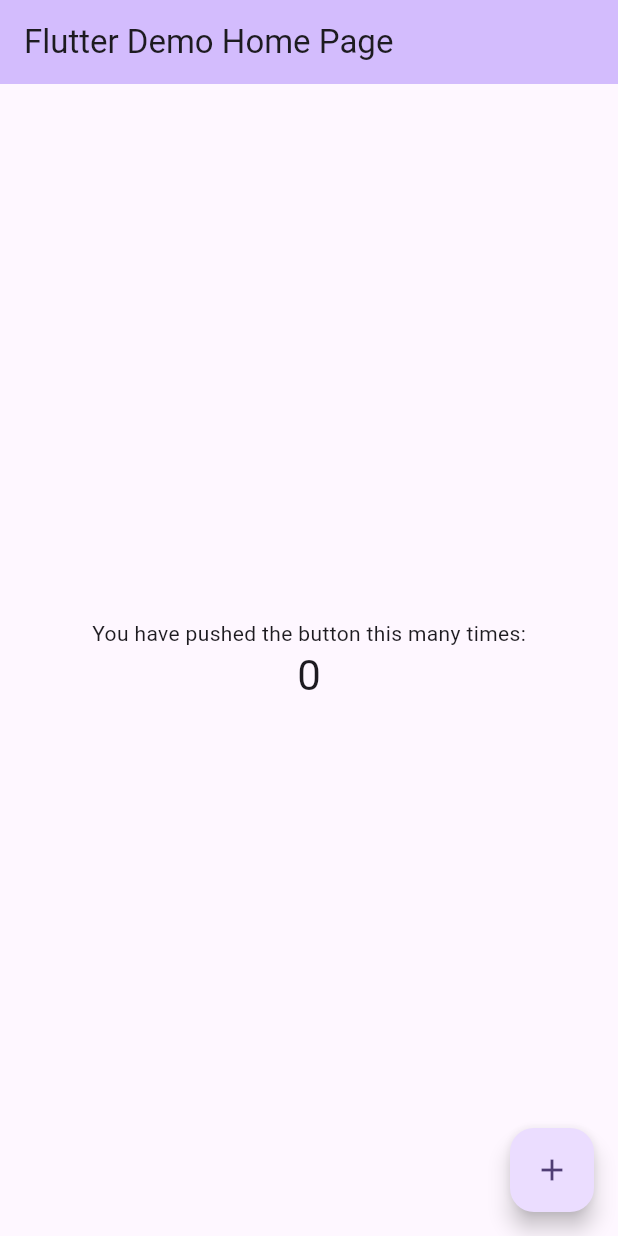
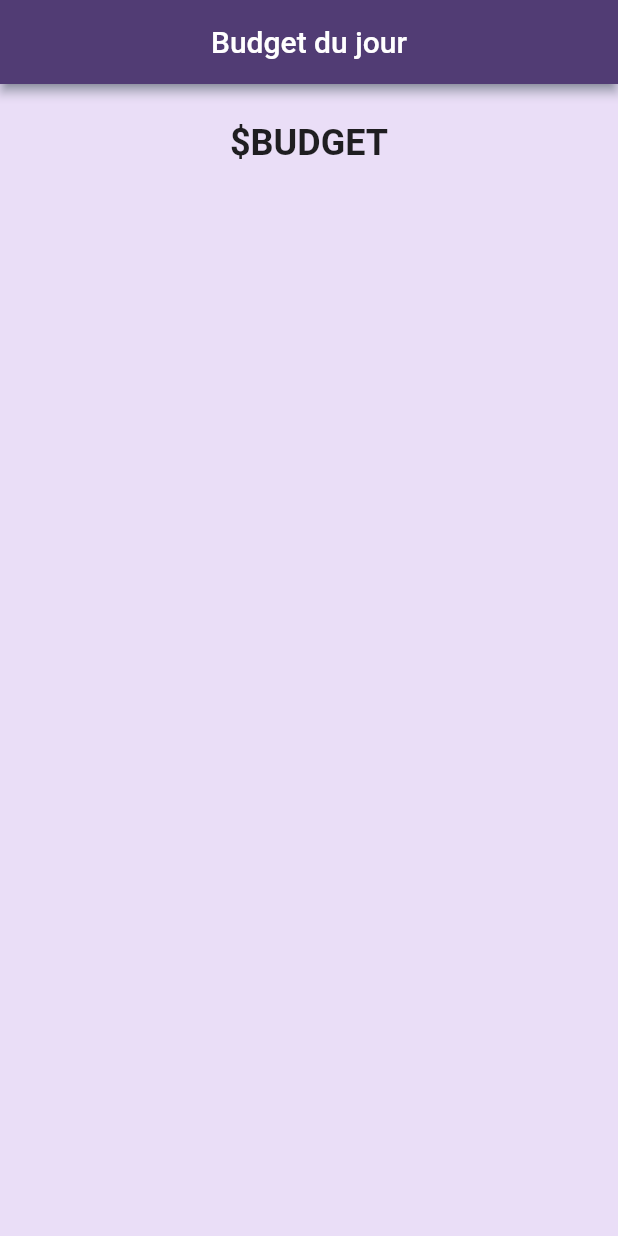
Before and after one commit to EroMCakes/budgety, a Flutter app: the screen it shows after launch, on a phone screen of 412 x 824 dp. Run offline on Flutter 3.47's test engine with Material 2 defaults, Android fonts, the light colour scheme and no system bars; our stand-ins replace google_fonts, shared_preferences.

Commit message:
build models and repositories for budget and operations

```diff
--- a/lib/main.dart
+++ b/lib/main.dart
@@ -1,125 +1,25 @@
 import 'package:flutter/material.dart';
+import 'package:shared_preferences/shared_preferences.dart';
+
+import './views/screens/main_screen.dart';
+import './utils/theme.dart';
 
 void main() {
-  runApp(const MyApp());
+  runApp(MyApp());
 }
 
 class MyApp extends StatelessWidget {
-  const MyApp({super.key});
+  MyApp({super.key});
 
-  // This widget is the root of your application.
+  final Future<SharedPreferences> _prefs = SharedPreferences.getInstance();
+
   @override
   Widget build(BuildContext context) {
     return MaterialApp(
-      title: 'Flutter Demo',
-      theme: ThemeData(
-        // This is the theme of your application.
-        //
-        // TRY THIS: Try running your application with "flutter run". You'll see
-        // the application has a blue toolbar. Then, without quitting the app,
-        // try changing the seedColor in the colorScheme below to Colors.green
-        // and then invoke "hot reload" (save your changes or press the "hot
-        // reload" button in a Flutter-supported IDE, or press "r" if you used
-        // the command line to start the app).
-        //
-        // Notice that the counter didn't reset back to zero; the application
-        // state is not lost during the reload. To reset the state, use hot
-        // restart instead.
-        //
-        // This works for code too, not just values: Most code changes can be
-        // tested with just a hot reload.
-        colorScheme: ColorScheme.fromSeed(seedColor: Colors.deepPurple),
-        useMaterial3: true,
-      ),
-      home: const MyHomePage(title: 'Flutter Demo Home Page'),
+      debugShowCheckedModeBanner: false,
+      darkTheme: kDarkTheme,
+      theme: kLightTheme,
+      home: MainScreen(),
     );
   }
 }
-
-class MyHomePage extends StatefulWidget {
-  const MyHomePage({super.key, required this.title});
-
-  // This widget is the home page of your application. It is stateful, meaning
-  // that it has a State object (defined below) that contains fields that affect
-  // how it looks.
-
-  // This class is the configuration for the state. It holds the values (in this
-  // case the title) provided by the parent (in this case the App widget) and
-  // used by the build method of the State. Fields in a Widget subclass are
-  // always marked "final".
-
-  final String title;
-
-  @override
-  State<MyHomePage> createState() => _MyHomePageState();
-}
-
-class _MyHomePageState extends State<MyHomePage> {
-  int _counter = 0;
-
-  void _incrementCounter() {
-    setState(() {
-      // This call to setState tells the Flutter framework that something has
-      // changed in this State, which causes it to rerun the build method below
-      // so that the display can reflect the updated values. If we changed
-      // _counter without calling setState(), then the build method would not be
-      // called again, and so nothing would appear to happen.
-      _counter++;
-    });
-  }
-
-  @override
-  Widget build(BuildContext context) {
-    // This method is rerun every time setState is called, for instance as done
-    // by the _incrementCounter method above.
-    //
-    // The Flutter framework has been optimized to make rerunning build methods
-    // fast, so that you can just rebuild anything that needs updating rather
-    // than having to individually change instances of widgets.
-    return Scaffold(
-      appBar: AppBar(
-        // TRY THIS: Try changing the color here to a specific color (to
-        // Colors.amber, perhaps?) and trigger a hot reload to see the AppBar
-        // change color while the other colors stay the same.
-        backgroundColor: Theme.of(context).colorScheme.inversePrimary,
-        // Here we take the value from the MyHomePage object that was created by
-        // the App.build method, and use it to set our appbar title.
-        title: Text(widget.title),
-      ),
-      body: Center(
-        // Center is a layout widget. It takes a single child and positions it
-        // in the middle of the parent.
-        child: Column(
-          // Column is also a layout widget. It takes a list of children and
-          // arranges them vertically. By default, it sizes itself to fit its
-          // children horizontally, and tries to be as tall as its parent.
-          //
-          // Column has various properties to control how it sizes itself and
-          // how it positions its children. Here we use mainAxisAlignment to
-          // center the children vertically; the main axis here is the vertical
-          // axis because Columns are vertical (the cross axis would be
-          // horizontal).
-          //
-          // TRY THIS: Invoke "debug painting" (choose the "Toggle Debug Paint"
-          // action in the IDE, or press "p" in the console), to see the
-          // wireframe for each widget.
-          mainAxisAlignment: MainAxisAlignment.center,
-          children: <Widget>[
-            const Text(
-              'You have pushed the button this many times:',
-            ),
-            Text(
-              '$_counter',
-              style: Theme.of(context).textTheme.headlineMedium,
-            ),
-          ],
-        ),
-      ),
-      floatingActionButton: FloatingActionButton(
-        onPressed: _incrementCounter,
-        tooltip: 'Increment',
-        child: const Icon(Icons.add),
-      ), // This trailing comma makes auto-formatting nicer for build methods.
-    );
-  }
-}
--- /dev/null
+++ b/lib/models/budget.dart
@@ -0,0 +1,11 @@
+class Budget {
+  Budget({
+    required this.amount,
+    required this.budgetType,
+  });
+
+  final double amount;
+  final BudgetType budgetType;
+}
+
+enum BudgetType { day, week, month, year }
--- /dev/null
+++ b/lib/utils/theme.dart
@@ -0,0 +1,53 @@
+import 'package:flutter/material.dart';
+import 'package:google_fonts/google_fonts.dart';
+
+var kLightColorScheme = ColorScheme.fromSeed(
+  seedColor: Color.fromARGB(235, 167, 124, 241),
+);
+var kDarkColorScheme = ColorScheme.fromSeed(
+  brightness: Brightness.dark,
+  seedColor: Color.fromARGB(255, 0, 63, 74),
+);
+
+var kLightTheme = ThemeData().copyWith(
+  scaffoldBackgroundColor: kLightColorScheme.secondaryContainer,
+  textTheme: TextTheme().copyWith(),
+  appBarTheme: AppBarTheme().copyWith(
+    backgroundColor: kLightColorScheme.onPrimaryContainer,
+    foregroundColor: kLightColorScheme.secondaryContainer,
+    centerTitle: true,
+    elevation: 3,
+    shadowColor: Colors.blueGrey,
+    titleTextStyle: GoogleFonts.workSans(
+      fontStyle: FontStyle.normal,
+      fontWeight: FontWeight.w700,
+      fontSize: 20,
+    ),
+    actionsIconTheme: IconThemeData().copyWith(
+      color: kLightColorScheme.primaryContainer,
+      size: 20,
+    ),
+  ),
+);
+
+var kDarkTheme = ThemeData.dark().copyWith(
+  scaffoldBackgroundColor: kDarkColorScheme.secondaryContainer,
+  // textTheme: TextTheme().copyWith(
+  //     titleLarge: TextStyle(color: Color.fromARGB(255, 105, 107, 107))),
+  appBarTheme: AppBarTheme().copyWith(
+    backgroundColor: kDarkColorScheme.onPrimaryContainer,
+    foregroundColor: kDarkColorScheme.secondaryContainer,
+    centerTitle: true,
+    elevation: 3,
+    shadowColor: Colors.blueGrey,
+    titleTextStyle: GoogleFonts.workSans(
+      fontStyle: FontStyle.normal,
+      fontWeight: FontWeight.w700,
+      fontSize: 20,
+    ),
+    actionsIconTheme: IconThemeData().copyWith(
+      color: kDarkColorScheme.primaryContainer,
+      size: 20,
+    ),
+  ),
+);
--- /dev/null
+++ b/lib/views/screens/main_screen.dart
@@ -0,0 +1,28 @@
+import 'package:flutter/material.dart';
+
+import 'package:budgety/models/budget.dart';
+import 'package:budgety/views/widgets/main_budget.dart';
+
+class MainScreen extends StatelessWidget {
+  const MainScreen({
+    super.key,
+  });
+
+  @override
+  Widget build(BuildContext context) {
+    return Scaffold(
+      appBar: AppBar(
+        title: Text(
+          'Budget du jour',
+          style: Theme.of(context).copyWith().textTheme.titleLarge,
+        ),
+      ),
+      body: Column(
+        crossAxisAlignment: CrossAxisAlignment.center,
+        children: [
+          MainBudget(),
+        ],
+      ),
+    );
+  }
+}
--- /dev/null
+++ b/lib/views/widgets/main_budget.dart
@@ -0,0 +1,21 @@
+import 'package:flutter/material.dart';
+
+
+
+class MainBudget extends StatelessWidget {
+  const MainBudget({super.key});
+
+  @override
+  Widget build(BuildContext context) {
+    return Center(
+      child: Padding(
+        padding: const EdgeInsets.symmetric(vertical: 25.0),
+        child: Text(
+          '\$BUDGET',
+          style: TextStyle(
+              fontSize: 24, fontWeight: FontWeight.bold, color: Colors.black87),
+        ),
+      ),
+    );
+  }
+}
```
Also changed, not shown: lib/models/budget_repository.dart (added, +15 -0 lines), lib/models/operation.dart (added, +59 -0 lines), lib/models/operation_repository.dart (added, +35 -0 lines), pubspec.yaml (+6 -17 lines), pubspec.lock, 8 other files.
